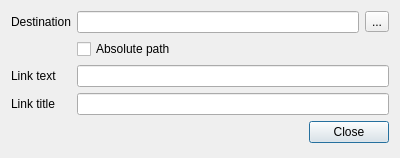
Qt form src/linkdialog.ui (ec1oud/nettebook) before a commit.
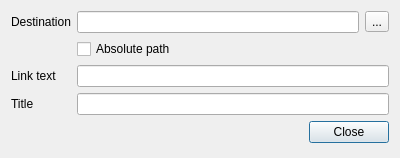
The same form after that commit. Icons and pictures are not drawn.

The edit to the form file:
```diff
--- a/src/linkdialog.ui
+++ b/src/linkdialog.ui
@@ -63,7 +63,7 @@
    <item row="3" column="0">
     <widget class="QLabel" name="titleLabel">
      <property name="text">
-      <string>Link title</string>
+      <string>Title</string>
      </property>
     </widget>
    </item>
```
Left out of the diff: 2 changed lines with no effect on the pictures.
